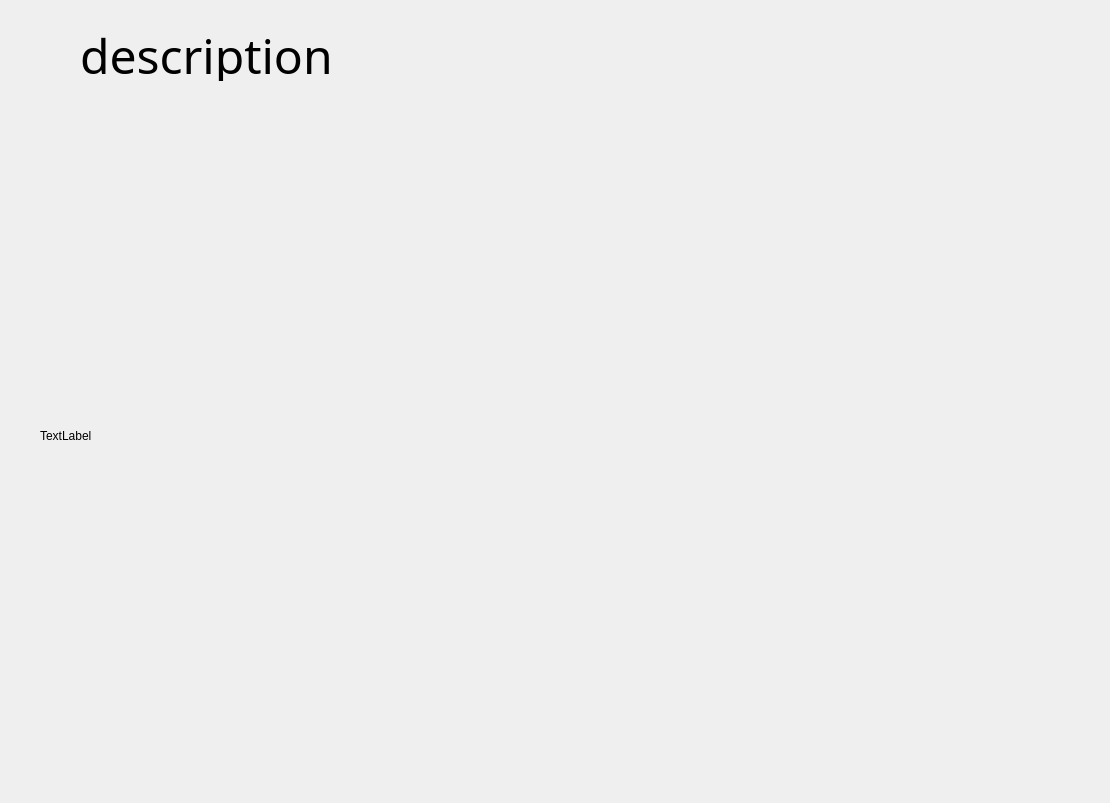
First picture: the form in code/check_out/Check_result.ui, repository lj976264709/Ljtry, before the edit.
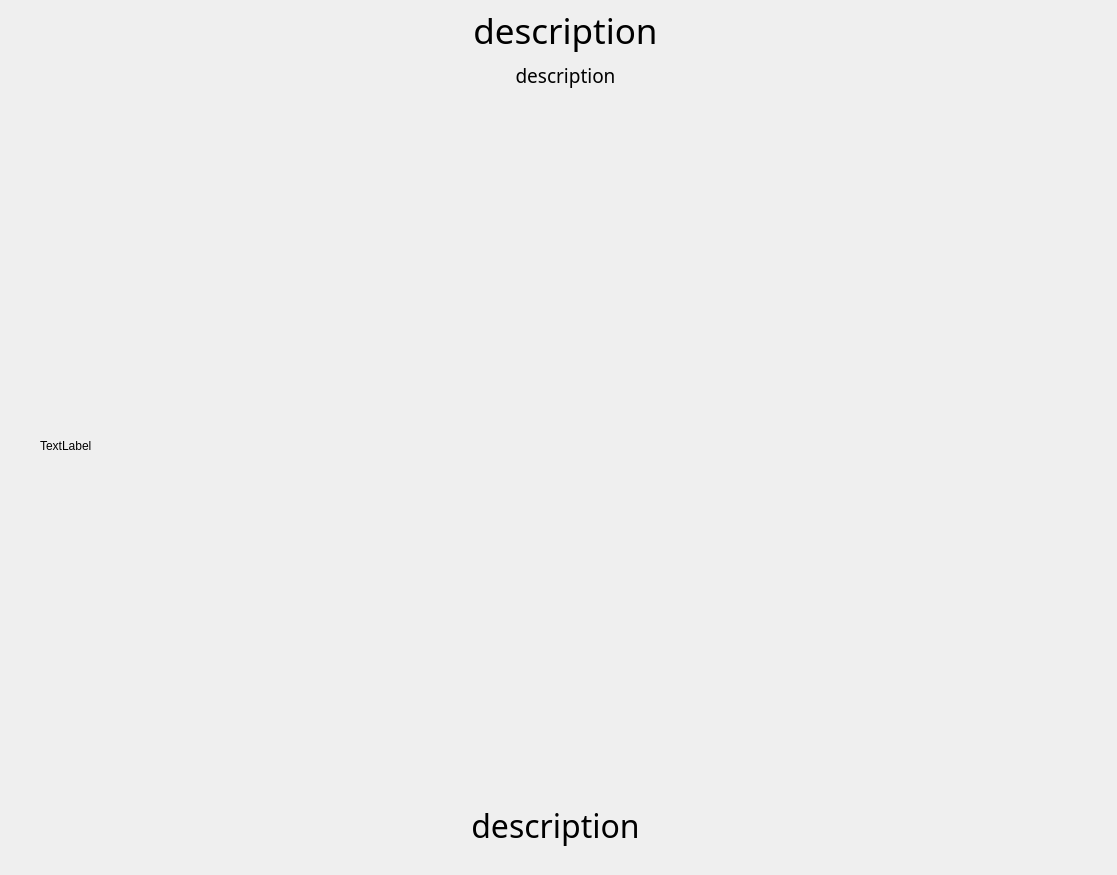
Second picture: the form after the edit.

```diff
--- a/code/check_out/Check_result.ui
+++ b/code/check_out/Check_result.ui
@@ -6,8 +6,8 @@
    <rect>
     <x>0</x>
     <y>0</y>
-    <width>1110</width>
-    <height>803</height>
+    <width>1117</width>
+    <height>875</height>
    </rect>
   </property>
   <property name="windowTitle">
@@ -17,26 +17,29 @@
    <property name="geometry">
     <rect>
      <x>80</x>
-     <y>30</y>
+     <y>0</y>
      <width>971</width>
-     <height>51</height>
+     <height>61</height>
     </rect>
    </property>
    <property name="font">
     <font>
      <family>Adobe Arabic</family>
-     <pointsize>36</pointsize>
+     <pointsize>26</pointsize>
     </font>
    </property>
    <property name="text">
     <string>description</string>
    </property>
+   <property name="alignment">
+    <set>Qt::AlignCenter</set>
+   </property>
   </widget>
   <widget class="QLabel" name="img__">
    <property name="geometry">
     <rect>
      <x>40</x>
-     <y>110</y>
+     <y>120</y>
      <width>1021</width>
      <height>651</height>
     </rect>
@@ -45,6 +48,50 @@
     <string>TextLabel</string>
    </property>
   </widget>
+  <widget class="QLabel" name="description_2">
+   <property name="geometry">
+    <rect>
+     <x>70</x>
+     <y>800</y>
+     <width>971</width>
+     <height>51</height>
+    </rect>
+   </property>
+   <property name="font">
+    <font>
+     <family>Adobe Arabic</family>
+     <pointsize>24</pointsize>
+    </font>
+   </property>
+   <property name="text">
+    <string>description</string>
+   </property>
+   <property name="alignment">
+    <set>Qt::AlignCenter</set>
+   </property>
+  </widget>
+  <widget class="QLabel" name="description_3">
+   <property name="geometry">
+    <rect>
+     <x>80</x>
+     <y>60</y>
+     <width>971</width>
+     <height>31</height>
+    </rect>
+   </property>
+   <property name="font">
+    <font>
+     <family>Adobe 黑体 Std R</family>
+     <pointsize>14</pointsize>
+    </font>
+   </property>
+   <property name="text">
+    <string>description</string>
+   </property>
+   <property name="alignment">
+    <set>Qt::AlignCenter</set>
+   </property>
+  </widget>
  </widget>
  <resources/>
  <connections/>
```
